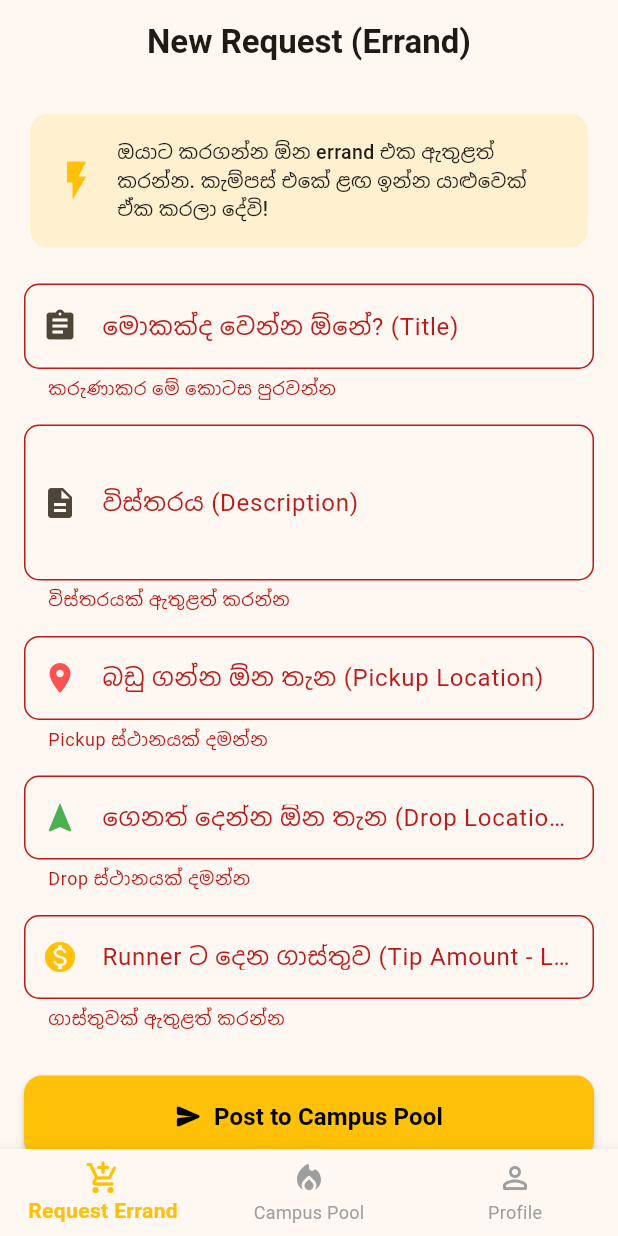
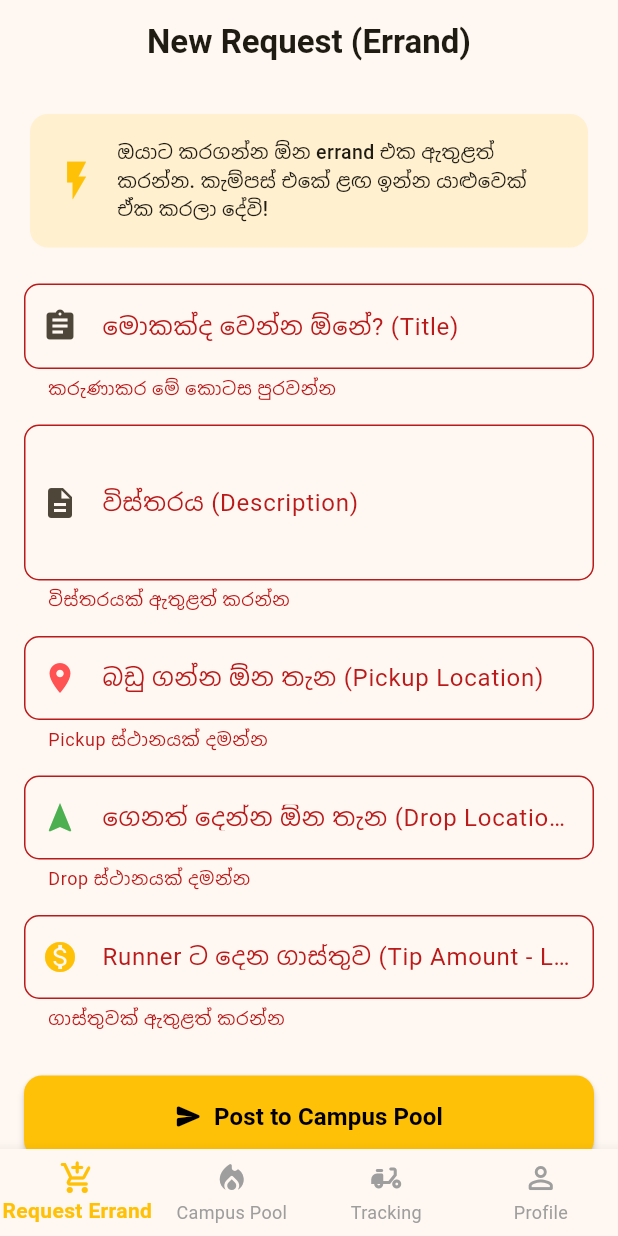
Before and after one commit to Kalana-methsara/Flash_Go, a Flutter app: the MainDashboard screen opened directly, after a tap on "Post to Campus Pool", on a phone screen of 412 x 824 dp. Run offline on Flutter 3.47's test engine with Material 3 defaults, Android fonts, the phone set to English and light mode, and no system bars; our stand-ins replace cloud_firestore, firebase_auth, firebase_core; accounts and stored records are empty.

Commit message:
Add ActiveOrdersScreen for displaying user's active orders; update MainDashboard to include new screen

```diff
--- /dev/null
+++ b/lib/screens/active_orders_screen.dart
@@ -0,0 +1,78 @@
+import 'package:flutter/material.dart';
+import 'package:cloud_firestore/cloud_firestore.dart';
+import 'package:firebase_auth/firebase_auth.dart';
+import 'order_status_screen.dart';
+
+class ActiveOrdersScreen extends StatelessWidget {
+  const ActiveOrdersScreen({super.key});
+
+  @override
+  Widget build(BuildContext context) {
+    String? currentUserId = FirebaseAuth.instance.currentUser?.uid;
+
+    if (currentUserId == null) {
+      return const Center(child: Text('කරුණාකර ප්‍රථමයෙන් ලොග් වන්න.'));
+    }
+
+    return Scaffold(
+      appBar: AppBar(
+        title: const Text('My Active Orders', style: TextStyle(fontWeight: FontWeight.bold)),
+        centerTitle: true,
+      ),
+      body: StreamBuilder<QuerySnapshot>(
+
+        stream: FirebaseFirestore.instance
+            .collection('orders')
+            .where('status', whereIn: ['PENDING', 'ACCEPTED', 'PICKED_UP'])
+            .snapshots(),
+        builder: (context, snapshot) {
+          if (snapshot.hasError) return Center(child: Text('Error: ${snapshot.error}'));
+          if (snapshot.connectionState == ConnectionState.waiting) {
+            return const Center(child: CircularProgressIndicator(color: Colors.amber));
+          }
+
+          final docs = snapshot.data?.docs ?? [];
+
+
+          final myOrders = docs.where((doc) {
+            final data = doc.data() as Map<String, dynamic>;
+            return data['requesterId'] == currentUserId || data['runnerId'] == currentUserId;
+          }).toList();
+
+          if (myOrders.isEmpty) {
+            return const Center(
+              child: Text('දැනට සක්‍රීය ඇණවුම් කිසිවක් නැත! 🏃‍♂️'),
+            );
+          }
+
+          return ListView.builder(
+            padding: const EdgeInsets.all(12),
+            itemCount: myOrders.length,
+            itemBuilder: (context, index) {
+              final order = myOrders[index];
+              bool isRunner = order['runnerId'] == currentUserId;
+
+              return Card(
+                margin: const EdgeInsets.only(bottom: 12),
+                shape: RoundedRectangleBorder(borderRadius: BorderRadius.circular(12)),
+                child: ListTile(
+                  title: Text(order['title'], style: const TextStyle(fontWeight: FontWeight.bold)),
+                  subtitle: Text('Status: ${order['status']} (${isRunner ? "Runner" : "Customer"})'),
+                  trailing: const Icon(Icons.arrow_forward_ios_rounded, color: Colors.amber, size: 18),
+                  onTap: () {
+                    Navigator.push(
+                      context,
+                      MaterialPageRoute(
+                        builder: (context) => OrderStatusScreen(orderId: order.id),
+                      ),
+                    );
+                  },
+                ),
+              );
+            },
+          );
+        },
+      ),
+    );
+  }
+}
--- a/lib/screens/create_order_screen.dart
+++ b/lib/screens/create_order_screen.dart
@@ -1,7 +1,7 @@
 import 'package:flutter/material.dart';
-import 'package:cloud_firestore/cloud_firestore.dart'; // 💡 Backend එකට අවශ්‍යයි
-import 'package:firebase_auth/firebase_auth.dart';       // 💡 Backend එකට අවශ්‍යයි
-import 'order_status_screen.dart';                       // 💡 Navigation එකට අවශ්‍යයි
+import 'package:cloud_firestore/cloud_firestore.dart';
+import 'package:firebase_auth/firebase_auth.dart';
+import 'order_status_screen.dart';
 
 class CreateOrderScreen extends StatefulWidget {
   const CreateOrderScreen({super.key});
@@ -13,14 +13,14 @@ class CreateOrderScreen extends StatefulWidget {
 class _CreateOrderScreenState extends State<CreateOrderScreen> {
   final _formKey = GlobalKey<FormState>();
 
-  // Controllers to get data from text fields
+
   final _titleController = TextEditingController();
   final _descController = TextEditingController();
   final _pickupController = TextEditingController();
   final _dropController = TextEditingController();
   final _tipController = TextEditingController();
 
-  bool _isLoading = false; // 💡 Loading state එක පෙන්වීමට
+  bool _isLoading = false;
 
   @override
   void dispose() {
@@ -32,29 +32,29 @@ class _CreateOrderScreenState extends State<CreateOrderScreen> {
     super.dispose();
   }
 
-  // 🚀 Backend + Navigation එකතු කළ සම්පූර්ණ Method එක
+
   Future<void> _submitOrder() async {
     if (_formKey.currentState!.validate()) {
       setState(() {
-        _isLoading = true; // Loading එක පටන් ගන්නවා
+        _isLoading = true;
       });
 
       try {
-        // 1. දැනට ලොග් වෙලා ඉන්න ශිෂ්‍යයාගේ User ID (UID) එක ගැනීම
+
         String? currentUserUid = FirebaseAuth.instance.currentUser?.uid;
 
         if (currentUserUid == null) {
           throw Exception("කරුණාකර ප්‍රථමයෙන් ලොග් වන්න.");
         }
 
-        // 2. Firestore එකේ අලුත් Document reference එකක් හැදීම (ID එක auto-generate වෙන්න)
+
         DocumentReference orderRef = FirebaseFirestore.instance.collection('orders').doc();
 
-        // 3. ඩේටා ටික Map එකකට දමා Firestore එකට සේව් කිරීම
+
         await orderRef.set({
           'orderId': orderRef.id,
           'requesterId': currentUserUid,
-          'runnerId': null, // තවම මේ order එක කවුරුත් බාරගෙන නැති නිසා null
+          'runnerId': null,
           'title': _titleController.text.trim(),
           'description': _descController.text.trim(),
           'pickupLocation': {
@@ -68,11 +68,11 @@ class _CreateOrderScreenState extends State<CreateOrderScreen> {
             'longitude': 0.0,
           },
           'tipAmount': double.parse(_tipController.text.trim()),
-          'status': 'PENDING', // මුලින්ම order එකක් දාද්දී තත්ත්වය PENDING වේ
-          'createdAt': FieldValue.serverTimestamp(), // Server වෙලාව
+          'status': 'PENDING',
+          'createdAt': FieldValue.serverTimestamp(),
         });
 
-        // සාර්ථකව සේව් වුණාම Form එක clear කිරීම
+
         _titleController.clear();
         _descController.clear();
         _pickupController.clear();
@@ -87,7 +87,7 @@ class _CreateOrderScreenState extends State<CreateOrderScreen> {
             ),
           );
 
-          // 💡 සාර්ථක වුණාට පස්සේ කෙලින්ම Tracking Screen එකට රැගෙන යාම
+
           Navigator.push(
             context,
             MaterialPageRoute(
@@ -107,7 +107,7 @@ class _CreateOrderScreenState extends State<CreateOrderScreen> {
       } finally {
         if (mounted) {
           setState(() {
-            _isLoading = false; // Loading එක නතර කරනවා
+            _isLoading = false;
           });
         }
       }
@@ -128,7 +128,7 @@ class _CreateOrderScreenState extends State<CreateOrderScreen> {
           child: Column(
             crossAxisAlignment: CrossAxisAlignment.start,
             children: [
-              // Header Card
+
               Card(
                 color: Colors.amber.withOpacity(0.15),
                 elevation: 0,
@@ -151,7 +151,7 @@ class _CreateOrderScreenState extends State<CreateOrderScreen> {
               ),
               const SizedBox(height: 20),
 
-              // Title Field
+
               TextFormField(
                 controller: _titleController,
                 decoration: InputDecoration(
@@ -164,7 +164,7 @@ class _CreateOrderScreenState extends State<CreateOrderScreen> {
               ),
               const SizedBox(height: 16),
 
-              // Description Field
+
               TextFormField(
                 controller: _descController,
                 maxLines: 3,
@@ -178,7 +178,7 @@ class _CreateOrderScreenState extends State<CreateOrderScreen> {
               ),
               const SizedBox(height: 16),
 
-              // Pickup Location Field
+
               TextFormField(
                 controller: _pickupController,
                 decoration: InputDecoration(
@@ -191,7 +191,7 @@ class _CreateOrderScreenState extends State<CreateOrderScreen> {
               ),
               const SizedBox(height: 16),
 
-              // Drop Location Field
+
               TextFormField(
                 controller: _dropController,
                 decoration: InputDecoration(
@@ -204,7 +204,7 @@ class _CreateOrderScreenState extends State<CreateOrderScreen> {
               ),
               const SizedBox(height: 16),
 
-              // Tip Field
+
               TextFormField(
                 controller: _tipController,
                 keyboardType: TextInputType.number,
@@ -222,7 +222,7 @@ class _CreateOrderScreenState extends State<CreateOrderScreen> {
               ),
               const SizedBox(height: 30),
 
-              // Submit Button
+
               SizedBox(
                 width: double.infinity,
                 height: 55,
--- a/lib/screens/main_dashboard.dart
+++ b/lib/screens/main_dashboard.dart
@@ -2,6 +2,7 @@ import 'package:flutter/material.dart';
 import 'create_order_screen.dart';
 import 'campus_pool_screen.dart';
 import 'profile_screen.dart';
+import 'active_orders_screen.dart'; // 💡 අලුතින් හදපු file එක import කරන්න
 
 class MainDashboard extends StatefulWidget {
   const MainDashboard({super.key});
@@ -13,10 +14,11 @@ class MainDashboard extends StatefulWidget {
 class _MainDashboardState extends State<MainDashboard> {
   int _selectedIndex = 0;
 
-  // Screens List
+  // Screens List එකට ActiveOrdersScreen එක එකතු කරා
   final List<Widget> _screens = [
     const CreateOrderScreen(),
     const CampusPoolScreen(),
+    const ActiveOrdersScreen(), // 💡 මෙතනට එකතු කළා
     const ProfileScreen(),
   ];
 
@@ -49,6 +51,11 @@ class _MainDashboardState extends State<MainDashboard> {
             icon: Icon(Icons.local_fire_department_rounded),
             label: 'Campus Pool',
           ),
+          // 💡 අලුත් Navigation Item එක
+          BottomNavigationBarItem(
+            icon: Icon(Icons.moped_rounded), // tracking වලට ගැලපෙන icon එකක්
+            label: 'Tracking',
+          ),
           BottomNavigationBarItem(
             icon: Icon(Icons.person_outline_rounded),
             label: 'Profile',
--- a/lib/screens/profile_screen.dart
+++ b/lib/screens/profile_screen.dart
@@ -1,7 +1,9 @@
 import 'package:flutter/material.dart';
 import 'package:firebase_auth/firebase_auth.dart';
 import 'package:cloud_firestore/cloud_firestore.dart';
+import 'package:provider/provider.dart';
 import 'login_page.dart';
+import '../theme_provider.dart'; // 💡 path එක ඔයාගේ project structure එකට match කරන්න - profile_screen.dart, screens/ folder එකේ නම් මේක හරි
 
 class ProfileScreen extends StatefulWidget {
   const ProfileScreen({super.key});
@@ -11,7 +13,7 @@ class ProfileScreen extends StatefulWidget {
 }
 
 class _ProfileScreenState extends State<ProfileScreen> {
-  bool _isDarkModeLocal = false;
+  // 💡 _isDarkModeLocal local variable එක අයින් කළා - ThemeProvider එකෙන්ම state එක ගන්නවා
 
   Future<void> _logout(BuildContext context) async {
     await FirebaseAuth.instance.signOut();
@@ -26,6 +28,9 @@ class _ProfileScreenState extends State<ProfileScreen> {
   @override
   Widget build(BuildContext context) {
     final String? currentUserId = FirebaseAuth.instance.currentUser?.uid;
+
+    // 💡 ThemeProvider එක listen කරනවා - මේකෙන් real dark mode state එක ලැබෙනවා
+    final themeProvider = Provider.of<ThemeProvider>(context);
 
     return Scaffold(
       appBar: AppBar(
@@ -105,11 +110,12 @@ class _ProfileScreenState extends State<ProfileScreen> {
                           title: const Text('Dark Theme Mode', style: TextStyle(fontWeight: FontWeight.w500)),
                           secondary: const Icon(Icons.dark_mode_outlined, color: Colors.amber),
                           activeColor: Colors.amber,
-                          value: _isDarkModeLocal,
+                          // 💡 real ThemeProvider state එකෙන් value එක ගන්නවා
+                          value: themeProvider.isDarkMode,
                           onChanged: (bool value) {
-                            setState(() {
-                              _isDarkModeLocal = value;
-                            });
+                            // 💡 setState වෙනුවට ThemeProvider.toggleTheme() call කරනවා
+                            // මේකෙන් whole app එකේම theme එක update වෙනවා (notifyListeners() හරහා)
+                            themeProvider.toggleTheme();
                           },
                         ),
                       ),
```
Also changed, not shown: lib/screens/login_page.dart (+12 -12 lines).
